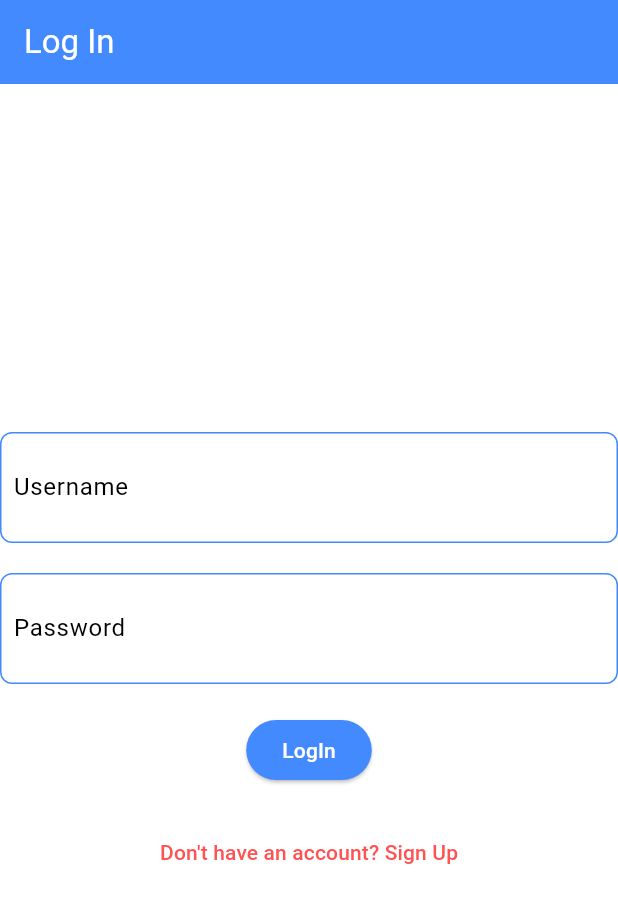
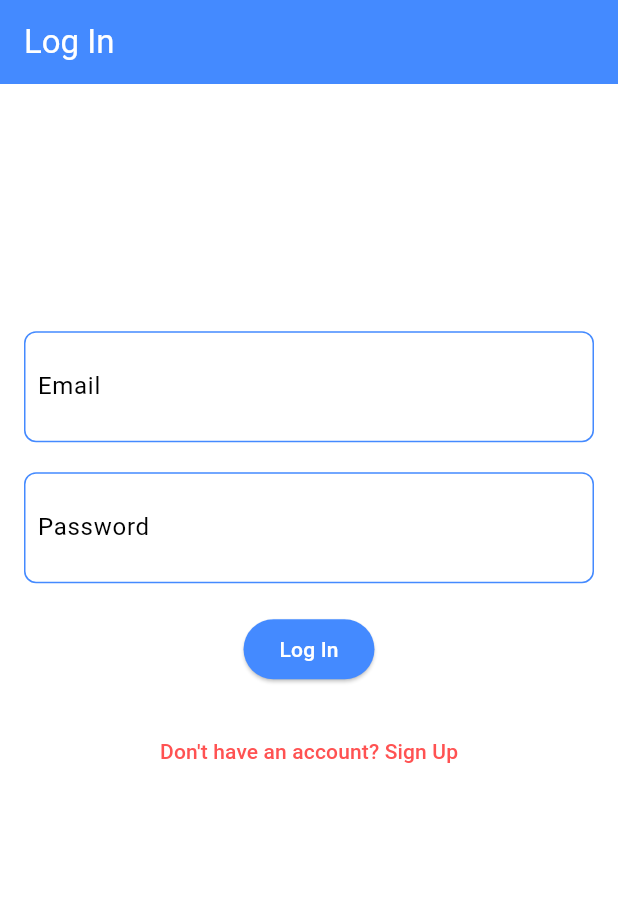
Before and after one commit to ibrar-ghani/flutterNewsApp, a Flutter app: the SignupScreen screen opened by its route, after a tap on "Already have an account? Log In", on a phone screen of 412 x 824 dp. Shown: the top 903 px of the screen. Run offline on Flutter 3.47's test engine with Material 3 defaults, Android fonts, the phone set to English and light mode, and no system bars; our stand-ins replace cloud_firestore, firebase_auth, firebase_core, get, image_picker, logger; accounts and stored records are empty; network calls fail.

Commit message:
"mae changes to compatable for the mobile"

```diff
--- a/lib/src/home_screen.dart
+++ b/lib/src/home_screen.dart
@@ -1,21 +1,20 @@
 import 'package:flutter/material.dart';
-import 'package:routingexample/routes.dart';
+import 'package:get/get.dart';
 import 'package:routingexample/src/news_screen.dart';
-import 'package:get/get.dart';
 import 'package:routingexample/src/profile_page.dart';
 import 'package:routingexample/src/news_controller.dart';
 
-class HomeScreen extends StatelessWidget{
+class HomeScreen extends StatelessWidget {
   HomeScreen({super.key});
   final NewsController newsController = Get.put(NewsController());
 
   @override
-Widget build (BuildContext context){
+  Widget build(BuildContext context) {
     return Scaffold(
       appBar: AppBar(
         automaticallyImplyLeading: false,
-
-      title:const Text('Home',
+        title: const Text(
+          'Home',
           style: TextStyle(
             color: Colors.white,
           ),
@@ -23,72 +22,74 @@ Widget build (BuildContext context){
         iconTheme: const IconThemeData(color: Colors.white),
         actions: [
           PopupMenuButton(
-        itemBuilder: (BuildContext context) =>[
-        const  PopupMenuItem <String>(
-            value:'aboutUs',
-            child: Text('About Us',
+            itemBuilder: (BuildContext context) => [
+              const PopupMenuItem<String>(
+                value: 'aboutUs',
+                child: Text(
+                  'About Us',
                   style: TextStyle(color: Colors.blueAccent),
                 ),
               ),
-            const  PopupMenuItem <String>(
-            value:'contactUs',
-            child: Text('Contact Us',
+              const PopupMenuItem<String>(
+                value: 'contactUs',
+                child: Text(
+                  'Contact Us',
                   style: TextStyle(color: Colors.blueAccent),
                 ),
               ),
-            const  PopupMenuItem <String>(
-            value:'help',
-            child: Text('Help',
+              const PopupMenuItem<String>(
+                value: 'help',
+                child: Text(
+                  'Help',
                   style: TextStyle(color: Colors.blueAccent),
                 ),
               ),
-            const PopupMenuItem <String>(
+              const PopupMenuItem<String>(
                 value: 'login',
-              child: Text('LogOut',
+                child: Text(
+                  'LogOut',
                   style: TextStyle(color: Colors.red),
                 ),
               ),
             ],
             onSelected: (value) {
-          //Handle menu item using getx
-          if(value==login){
+              if (value == 'login') {
                 Get.offAllNamed('/login');
-          }else{
+              } else {
                 Get.toNamed('/$value');
               }
             },
-
-        )
+          ),
         ],
         backgroundColor: Colors.blueAccent,
       ),
-     body:  NewsScreen(),
+      body: NewsScreen(),
       bottomNavigationBar: BottomNavigationBar(
         currentIndex: 0,
-     onTap:(index) {
-      switch(index){
+        onTap: (index) {
+          switch (index) {
             case 0:
-     Get.offAll(()=>   HomeScreen());
+              Get.offAll(() => HomeScreen());
               break;
             case 1:
               Get.toNamed('search');
               break;
             case 2:
-      Get.to(()=>   ProfilePage());
+              Get.to(() => ProfilePage());
               break;
           }
         },
         items: const [
           BottomNavigationBarItem(
-        icon: Icon(Icons.home,color: Colors.blueAccent),
+            icon: Icon(Icons.home, color: Colors.blueAccent),
             label: 'Home',
           ),
           BottomNavigationBarItem(
-        icon: Icon(Icons.search,color: Colors.blueAccent),
+            icon: Icon(Icons.search, color: Colors.blueAccent),
             label: 'Search',
           ),
           BottomNavigationBarItem(
-        icon: Icon(Icons.person,color: Colors.blueAccent),
+            icon: Icon(Icons.person, color: Colors.blueAccent),
             label: 'Profile',
           ),
         ],
--- a/lib/src/login_screen.dart
+++ b/lib/src/login_screen.dart
@@ -1,95 +1,98 @@
+import 'package:flutter/material.dart';
 import 'package:get/get.dart';
-import 'package:routingexample/routes.dart';
-import 'package:flutter/material.dart';
 import 'package:firebase_auth/firebase_auth.dart';
 import 'package:logger/logger.dart';
-class LoginScreen extends StatefulWidget{
+import 'package:routingexample/routes.dart';
+
+class LoginScreen extends StatefulWidget {
   const LoginScreen({super.key});
+
   @override
-  LoginScreenState createState()=> LoginScreenState();
+  LoginScreenState createState() => LoginScreenState();
 }
-class LoginScreenState extends State<LoginScreen>{
-  final FirebaseAuth _auth =FirebaseAuth.instance;
-  late TextEditingController passwordController=TextEditingController();
-  late TextEditingController emailController=TextEditingController();
-  final Logger _logger= Logger();
+
+class LoginScreenState extends State<LoginScreen> {
+  final FirebaseAuth _auth = FirebaseAuth.instance;
+  final Logger _logger = Logger();
+
+  TextEditingController emailController = TextEditingController();
+  TextEditingController passwordController = TextEditingController();
+
   @override
-Widget build(BuildContext context){
+  Widget build(BuildContext context) {
     return Scaffold(
       backgroundColor: Colors.white,
       appBar: AppBar(
         automaticallyImplyLeading: false,
-    title:const Text('Log In',
+        title: const Text(
+          'Log In',
           style: TextStyle(
             color: Colors.white,
           ),
         ),
         backgroundColor: Colors.blueAccent,
       ),
-  body: Center(
+      body: SingleChildScrollView(
+        child: Center(
+          child: Padding(
+            padding: const EdgeInsets.symmetric(horizontal: 16.0),
             child: Column(
               mainAxisAlignment: MainAxisAlignment.center,
               children: [
-        Align(
-        alignment: Alignment.topCenter,
-        child: Container(
+                SizedBox(height: MediaQuery.of(context).size.height * 0.2),
+                Container(
                   decoration: BoxDecoration(
                     border: Border.all(color: Colors.blueAccent),
                     borderRadius: BorderRadius.circular(8.0),
                   ),
-        child:   Padding(
-        padding:const EdgeInsets.all(8.0),
+                  child: Padding(
+                    padding: const EdgeInsets.all(8.0),
                     child: TextField(
                       controller: emailController,
-          decoration:const InputDecoration(
-            labelText: 'Username',
+                      decoration: const InputDecoration(
+                        labelText: 'Email',
                         labelStyle: TextStyle(color: Colors.black),
-            hintText: 'Enter your Email',
+                        hintText: 'Enter your email',
                         hintStyle: TextStyle(color: Colors.blueAccent),
                         border: InputBorder.none,
                       ),
                     ),
                   ),
                 ),
-       ),
                 const SizedBox(height: 20),
-      Align(
-        alignment: Alignment.topCenter,
-        child: Container(
+                Container(
                   decoration: BoxDecoration(
                     border: Border.all(color: Colors.blueAccent),
                     borderRadius: BorderRadius.circular(8.0),
                   ),
-        child:   Padding(
+                  child: Padding(
                     padding: const EdgeInsets.all(8.0),
                     child: TextField(
                       obscureText: true,
                       controller: passwordController,
-          decoration:const InputDecoration(
+                      decoration: const InputDecoration(
                         labelText: 'Password',
-            labelStyle:TextStyle( color: Colors.black),
-            hintText: 'Enter your Password',
+                        labelStyle: TextStyle(color: Colors.black),
+                        hintText: 'Enter your password',
                         hintStyle: TextStyle(color: Colors.blueAccent),
                         border: InputBorder.none,
                       ),
                     ),
                   ),
                 ),
-       ),
                 const SizedBox(height: 20),
-        ElevatedButton(onPressed: ()
-        async{
-          try{
+                ElevatedButton(
+                  onPressed: () async {
+                    try {
                       await _auth.signInWithEmailAndPassword(
                         email: emailController.text.trim(),
                         password: passwordController.text.trim(),
                       );
                       emailController.clear();
                       passwordController.clear();
-          showSnackbar('Login successful!', Colors.greenAccent);
+                      showSnackbar('Login successful!', Colors.green);
                       Get.offAllNamed('home');
-         }
-           catch (e) {
+                    } catch (e) {
                       showSnackbar('Login failed. $e', Colors.red);
                       _logger.e('Error: $e');
                     }
@@ -97,28 +100,34 @@ Widget build(BuildContext context){
                   style: ElevatedButton.styleFrom(
                     backgroundColor: Colors.blueAccent,
                   ),
-        child:const Text("LogIn",
+                  child: const Text(
+                    'Log In',
                     style: TextStyle(
                       color: Colors.white,
                     ),
                   ),
                 ),
                 const SizedBox(height: 20),
-       TextButton(onPressed: ()
-      {
-       Get.toNamed(signup);
+                TextButton(
+                  onPressed: () {
+                    Get.toNamed('signup');
                   },
-       child:const Text("Don't have an account? Sign Up",
+                  child: const Text(
+                    "Don't have an account? Sign Up",
                     style: TextStyle(
                       color: Colors.redAccent,
                     ),
                   ),
                 ),
+                SizedBox(height: MediaQuery.of(context).size.height * 0.1),
               ],
+            ),
+          ),
         ),
       ),
     );
   }
+
   void showSnackbar(String message, Color color) {
     Get.snackbar(
       'LogIn Status',
--- a/lib/src/signup_screen.dart
+++ b/lib/src/signup_screen.dart
@@ -1,20 +1,21 @@
 import 'package:flutter/material.dart';
 import 'package:get/get.dart';
 import 'package:firebase_auth/firebase_auth.dart';
+import 'package:cloud_firestore/cloud_firestore.dart';
+import 'package:logger/logger.dart';
 import 'package:routingexample/routes.dart';
-import 'package:logger/logger.dart';
-import 'package:cloud_firestore/cloud_firestore.dart';
 
 class SignupScreen extends StatefulWidget {
   SignupScreen({super.key});
   final TextEditingController emailController = TextEditingController();
+
   @override
   SignupScreenState createState() => SignupScreenState();
 }
 
 class SignupScreenState extends State<SignupScreen> {
   final FirebaseAuth _auth = FirebaseAuth.instance;
-  final Logger _logger= Logger();
+  final Logger _logger = Logger();
 
   TextEditingController emailController = TextEditingController();
   TextEditingController passwordController = TextEditingController();
@@ -38,12 +39,11 @@ class SignupScreenState extends State<SignupScreen> {
         // Add more fields as needed
       });
 
-      _logger.e('User data stored successfully.');
+      _logger.i('User data stored successfully.');
     } catch (e) {
       _logger.e('Error storing user data: $e');
     }
   }
-
 
   @override
   Widget build(BuildContext context) {
@@ -51,14 +51,18 @@ class SignupScreenState extends State<SignupScreen> {
       backgroundColor: Colors.white,
       appBar: AppBar(
         automaticallyImplyLeading: false,
-        title: const Text("Sign Up",
+        title: const Text(
+          "Sign Up",
           style: TextStyle(
             color: Colors.white,
           ),
         ),
         backgroundColor: Colors.blueAccent,
       ),
-      body: Center(
+      body: SingleChildScrollView(
+        child: Center(
+          child: Padding(
+            padding: const EdgeInsets.all(16.0),
             child: Column(
               mainAxisAlignment: MainAxisAlignment.center,
               children: [
@@ -205,14 +209,14 @@ class SignupScreenState extends State<SignupScreen> {
                 ElevatedButton(
                   onPressed: () async {
                     try {
-                  _logger.e('Before User Creation');
+                      _logger.i('Before User Creation');
                       if (passwordController.text.trim() == confirmPasswordController.text.trim()) {
                         // Create a user using Firebase Authentication
-                  UserCredential userCredential=  await _auth.createUserWithEmailAndPassword(
+                        UserCredential userCredential = await _auth.createUserWithEmailAndPassword(
                           email: emailController.text.trim(),
                           password: passwordController.text.trim(),
                         );
-                    //Store Addational user data
+                        // Store additional user data
                         await storeUserData(
                           userCredential.user!.uid,
                           emailController.text.trim(),
@@ -232,11 +236,11 @@ class SignupScreenState extends State<SignupScreen> {
                         showSnackbar('Signup successful!', Colors.green);
                       } else {
                         _logger.e('Passwords do not match');
+                        showSnackbar('Passwords do not match', Colors.red);
                       }
                     } catch (e) {
                       showSnackbar('Signup failed. $e', Colors.red);
                       _logger.e('Error: $e');
-
                     }
                   },
                   style: ElevatedButton.styleFrom(
@@ -252,7 +256,7 @@ class SignupScreenState extends State<SignupScreen> {
                 const SizedBox(height: 5),
                 TextButton(
                   onPressed: () {
-                Get.toNamed(login);
+                    Get.toNamed('login');
                   },
                   child: const Text(
                     'Already have an account? Log In',
@@ -264,8 +268,11 @@ class SignupScreenState extends State<SignupScreen> {
               ],
             ),
           ),
+        ),
+      ),
     );
   }
+
   void showSnackbar(String message, Color color) {
     Get.snackbar(
       'Signup Status',
```
Also changed, not shown: lib/src/news_controller.dart (+11 -5 lines), lib/src/news_screen.dart (+22 -10 lines), pubspec.lock, 6 other files. Lines whose indentation alone changed are shown as unchanged.
